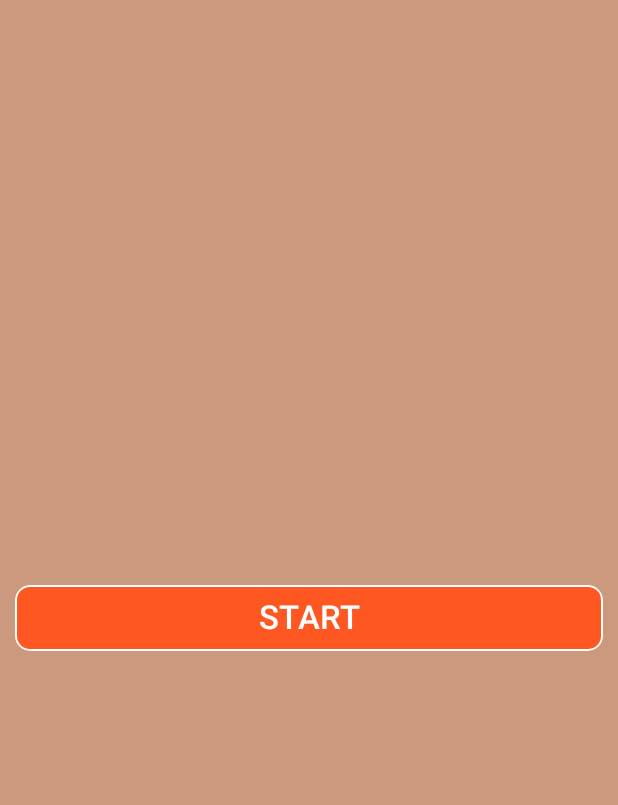
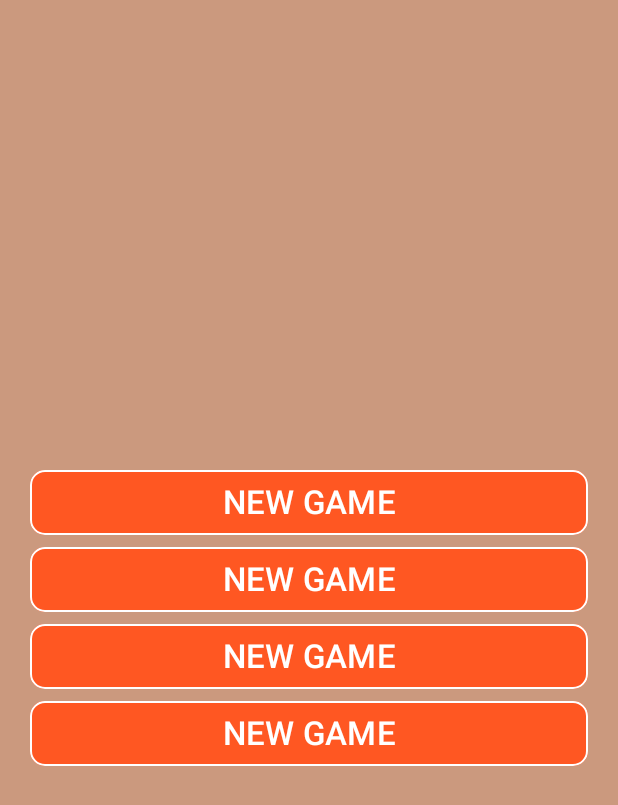
Before and after one commit to yaremchuken/quiz-knight_android, an Android app: the screen it shows after launch (MainActivity), on a phone screen of 412 x 824 dp. Shown: the top 805 px of the screen. Run offline under Robolectric (Android 15) with nearby library versions, the phone set to English and light mode, and no system bars; our stand-ins replace Room's generated code; 1 statement that could not run was skipped.

Commit message:
Game stats and module progress entities

```diff
--- a/app/src/main/java/yaremchuken/quizknight/activities/MainActivity.kt
+++ b/app/src/main/java/yaremchuken/quizknight/activities/MainActivity.kt
@@ -1,25 +1,38 @@
 package yaremchuken.quizknight.activities
 
+import android.annotation.SuppressLint
 import android.content.Intent
 import android.os.Bundle
+import android.view.View
 import androidx.appcompat.app.AppCompatActivity
 import androidx.core.view.WindowCompat
 import androidx.lifecycle.lifecycleScope
+import kotlinx.coroutines.flow.collect
 import kotlinx.coroutines.launch
 import yaremchuken.quizknight.App
+import yaremchuken.quizknight.GameStats
+import yaremchuken.quizknight.R
 import yaremchuken.quizknight.databinding.ActivityMainBinding
+import yaremchuken.quizknight.databinding.ButtonGameStartBinding
+import yaremchuken.quizknight.entity.GameStatsEntity
+import yaremchuken.quizknight.entity.Language
+import yaremchuken.quizknight.entity.ModuleProgressEntity
 import yaremchuken.quizknight.entity.ModuleType
 import yaremchuken.quizknight.entity.QuizTaskEntity
 import yaremchuken.quizknight.entity.QuizType
+import java.util.EnumMap
 
 // FIXME: Canvas is blacked out when app is suspends (when middle btn clicked)
 
 // TODO: Hide gamestats bar on keyboard appear
 
+const val MAX_GAMES = 4
+
 class MainActivity : AppCompatActivity() {
 
     private lateinit var binding: ActivityMainBinding
 
+    @SuppressLint("SetTextI18n")
     override fun onCreate(savedInstanceState: Bundle?) {
         WindowCompat.setDecorFitsSystemWindows(window, false)
         super.onCreate(savedInstanceState)
@@ -27,20 +40,86 @@ class MainActivity : AppCompatActivity() {
         binding = ActivityMainBinding.inflate(layoutInflater)
         setContentView(binding.root)
 
-        initializeDB()
+        initializeQuizzes()
 
-        binding.btnStart.setOnClickListener {
-            val intent = Intent(this, QuizActivity::class.java)
-            startActivity(intent)
+        val gameStatsDao = (application as App).db.getGameStatsDao()
+        lifecycleScope.launch {
+            gameStatsDao.fetchAll().collect {
+                it.forEach { game ->
+                    val gameBtn = ButtonGameStartBinding.inflate(layoutInflater)
+                    gameBtn.root.text = "${game.game} - ${game.studied}"
+                    gameBtn.root.setOnClickListener {
+                        startGame(game)
+                    }
+                    binding.buttonsHolder.addView(gameBtn.root)
+                }
+                for(i in it.size until  MAX_GAMES) {
+                    val gameBtn = ButtonGameStartBinding.inflate(layoutInflater)
+                    gameBtn.root.text = resources.getString(R.string.new_game_btn_title)
+                    gameBtn.root.setOnClickListener {
+                        startGame(null, i.toLong())
+                    }
+                    binding.buttonsHolder.addView(gameBtn.root)
+                }
+            }
         }
     }
 
-    private fun initializeDB() {
+    private fun startGame(game: GameStatsEntity?, order: Long? = null) {
+        val progress: MutableMap<ModuleType, Long> = EnumMap(ModuleType::class.java)
+        val moduleProgressDao = (application as App).db.getModuleProgressDao()
+
+        binding.buttonsHolder.visibility = View.INVISIBLE
+
+        if (game == null) {
+            val gameStatsDao = (application as App).db.getGameStatsDao()
+
+            val newGame = GameStatsEntity(
+                "CALL ME $order", order!!, Language.RU, Language.EN, 0,
+                ModuleType.LAZYWOOD, GameStats.getInstance().maxHealth.toDouble())
+
+            val progressEntities = ArrayList<ModuleProgressEntity>()
+            ModuleType.values().forEach {
+                progress[it] = 0
+                progressEntities.add(ModuleProgressEntity(newGame.game, newGame.module, 0))
+            }
+
+            lifecycleScope.launch {
+                gameStatsDao.insert(newGame)
+                moduleProgressDao.insert(progressEntities)
+            }
+
+            switchToGame(newGame, progress)
+        } else {
+            lifecycleScope.launch {
+                moduleProgressDao.fetch(game.game).collect {
+                    it.forEach { pr ->
+                        progress[pr.module] = pr.progress
+                    }
+                    switchToGame(game, progress)
+                }
+            }
+        }
+    }
+
+    private fun switchToGame(game: GameStatsEntity, progress: MutableMap<ModuleType, Long>) {
+        GameStats.getInstance().init(game, progress)
+        val intent = Intent(this@MainActivity, QuizActivity::class.java)
+        startActivity(intent)
+    }
+
+    private fun initializeQuizzes() {
         val dao = (application as App).db.getQuizTaskDao()
         lifecycleScope.launch {
             dao.fetchAll().collect {
                 if (it.isEmpty()) {
-                    dao.insert(
+                    dao.insert(dummyQuizzes())
+                }
+            }
+        }
+    }
+
+    private fun dummyQuizzes() =
         listOf(
             QuizTaskEntity(
                 ModuleType.LAZYWOOD, 1, 1,
@@ -83,9 +162,4 @@ class MainActivity : AppCompatActivity() {
                 5
             )
         )
-                    )
 }
-            }
-        }
-    }
-}
--- a/app/src/main/java/yaremchuken/quizknight/activities/QuizActivity.kt
+++ b/app/src/main/java/yaremchuken/quizknight/activities/QuizActivity.kt
@@ -90,7 +90,7 @@ class QuizActivity : AppCompatActivity(), TextToSpeech.OnInitListener {
         lifecycleScope.launch {
             dao.fetch(
                 GameStats.getInstance().module,
-                GameStats.getInstance().level,
+                GameStats.getInstance().level + 1,
                 (quizTaskEntity?.order ?: 0) + 1
             ).collect {
                 if (it.isEmpty()) {
@@ -272,13 +272,13 @@ class QuizActivity : AppCompatActivity(), TextToSpeech.OnInitListener {
         if (QuizTaskChecker.checkAnswer(quizTaskEntity!!, answer)) {
             endQuiz()
         } else {
-            GameStats.getInstance().adjustHealth(-1)
+            GameStats.getInstance().dropHeart()
             updateHealthBar()
         }
     }
 
     private fun updateHealthBar() {
-        val healths: ArrayList<Boolean> = ArrayList(GameStats.getInstance().maxHealth)
+        val healths: ArrayList<Boolean> = ArrayList(GameStats.getInstance().maxHealth.toInt())
         for (i in 0 until GameStats.getInstance().maxHealth) {
             healths.add(i < GameStats.getInstance().health)
         }
--- /dev/null
+++ b/app/src/main/java/yaremchuken/quizknight/dao/GameStatsDao.kt
@@ -0,0 +1,16 @@
+package yaremchuken.quizknight.dao
+
+import androidx.room.Dao
+import androidx.room.Insert
+import androidx.room.Query
+import kotlinx.coroutines.flow.Flow
+import yaremchuken.quizknight.entity.GameStatsEntity
+
+@Dao
+interface GameStatsDao {
+    @Insert
+    suspend fun insert(gameStats: GameStatsEntity)
+
+    @Query("select * from `game_stats`")
+    fun fetchAll(): Flow<List<GameStatsEntity>>
+}
--- /dev/null
+++ b/app/src/main/java/yaremchuken/quizknight/dao/ModuleProgressDao.kt
@@ -0,0 +1,17 @@
+package yaremchuken.quizknight.dao
+
+import androidx.room.Dao
+import androidx.room.Insert
+import androidx.room.Query
+import kotlinx.coroutines.flow.Flow
+import yaremchuken.quizknight.entity.ModuleProgressEntity
+
+
+@Dao
+interface ModuleProgressDao {
+    @Insert
+    suspend fun insert(progresses: List<ModuleProgressEntity>)
+
+    @Query("select * from `module_progress` where game = :game")
+    fun fetch(game: String): Flow<List<ModuleProgressEntity>>
+}
--- a/app/src/main/java/yaremchuken/quizknight/database/AppDatabase.kt
+++ b/app/src/main/java/yaremchuken/quizknight/database/AppDatabase.kt
@@ -5,15 +5,21 @@ import androidx.room.Database
 import androidx.room.Room
 import androidx.room.RoomDatabase
 import androidx.room.TypeConverters
+import yaremchuken.quizknight.dao.GameStatsDao
+import yaremchuken.quizknight.dao.ModuleProgressDao
 import yaremchuken.quizknight.dao.QuizTaskDao
+import yaremchuken.quizknight.entity.GameStatsEntity
+import yaremchuken.quizknight.entity.ModuleProgressEntity
 import yaremchuken.quizknight.entity.QuizTaskEntity
 
 
-@Database(entities = [QuizTaskEntity::class], version = 2)
+@Database(entities = [QuizTaskEntity::class, GameStatsEntity::class, ModuleProgressEntity::class], version = 3)
 @TypeConverters(StringConverter::class)
 abstract class AppDatabase: RoomDatabase() {
 
     abstract fun getQuizTaskDao(): QuizTaskDao
+    abstract fun getGameStatsDao(): GameStatsDao
+    abstract fun getModuleProgressDao(): ModuleProgressDao
 
     companion object {
         const val databaseName = "app_database"
--- /dev/null
+++ b/app/src/main/java/yaremchuken/quizknight/entity/Language.kt
@@ -0,0 +1,6 @@
+package yaremchuken.quizknight.entity
+
+enum class Language {
+    EN,
+    RU
+}
--- a/app/src/main/res/layout/activity_main.xml
+++ b/app/src/main/res/layout/activity_main.xml
@@ -1,5 +1,5 @@
 <?xml version="1.0" encoding="utf-8"?>
-<androidx.constraintlayout.widget.ConstraintLayout xmlns:android="http://schemas.android.com/apk/res/android"
+<RelativeLayout xmlns:android="http://schemas.android.com/apk/res/android"
     xmlns:app="http://schemas.android.com/apk/res-auto"
     xmlns:tools="http://schemas.android.com/tools"
     android:layout_width="match_parent"
@@ -7,24 +7,12 @@
     tools:context=".activities.MainActivity"
     android:background="@color/palette_cb">
 
-    <Button
-        android:id="@+id/btnStart"
+    <LinearLayout
+        android:id="@+id/buttonsHolder"
         android:layout_width="match_parent"
-        android:layout_height="52dp"
-        app:layout_constraintTop_toTopOf="parent"
-        app:layout_constraintBottom_toBottomOf="parent"
-        android:layout_marginStart="10dp"
-        android:layout_marginTop="10dp"
-        android:layout_marginEnd="10dp"
-        android:layout_marginBottom="10dp"
-        android:backgroundTint="@color/button_primary"
-        android:backgroundTintMode="add"
-        android:paddingBottom="8dp"
-        android:text="@string/start_btn_title"
-        android:textSize="@dimen/font_size"
-        android:textColor="@color/white"
-        app:cornerRadius="10dp"
-        app:strokeColor="@color/white"
-        app:strokeWidth="1dp"/>
+        android:layout_height="match_parent"
+        android:orientation="vertical"
+        android:gravity="center"
+        android:layout_margin="20dp"/>
 
-</androidx.constraintlayout.widget.ConstraintLayout>
+</RelativeLayout>
--- a/app/src/main/res/layout/activity_quiz.xml
+++ b/app/src/main/res/layout/activity_quiz.xml
@@ -221,10 +221,7 @@
             android:layout_width="match_parent"
             android:layout_height="52dp"
             android:layout_alignParentBottom="true"
-            android:layout_marginStart="10dp"
-            android:layout_marginTop="10dp"
-            android:layout_marginEnd="10dp"
-            android:layout_marginBottom="10dp"
+            android:layout_margin="10dp"
             android:backgroundTint="@color/button_primary"
             android:backgroundTintMode="add"
             android:paddingBottom="8dp"
--- /dev/null
+++ b/app/src/main/res/layout/button_game_start.xml
@@ -0,0 +1,16 @@
+<?xml version="1.0" encoding="utf-8"?>
+<Button xmlns:android="http://schemas.android.com/apk/res/android"
+    xmlns:app="http://schemas.android.com/apk/res-auto"
+    android:layout_width="match_parent"
+    android:layout_height="52dp"
+    android:layout_margin="10dp"
+    android:backgroundTint="@color/button_primary"
+    android:backgroundTintMode="add"
+    android:paddingBottom="8dp"
+    android:text="@string/start_btn_title"
+    android:textSize="@dimen/font_size"
+    android:textColor="@color/white"
+    app:cornerRadius="10dp"
+    app:strokeColor="@color/white"
+    app:strokeWidth="1dp"
+    android:layout_gravity="center"/>
--- a/app/src/main/res/values/strings.xml
+++ b/app/src/main/res/values/strings.xml
@@ -4,4 +4,5 @@
 
     <string name="check_btn_title">CHECK</string>
     <string name="start_btn_title">START</string>
+    <string name="new_game_btn_title">NEW GAME</string>
 </resources>
```
Also changed, not shown: app/src/main/java/yaremchuken/quizknight/GameStats.kt (+19 -6 lines), app/src/main/java/yaremchuken/quizknight/entity/GameStatsEntity.kt (added, +16 -0 lines), app/src/main/java/yaremchuken/quizknight/entity/ModuleProgressEntity.kt (added, +14 -0 lines), 1 other file. Lines whose indentation alone changed are shown as unchanged.
